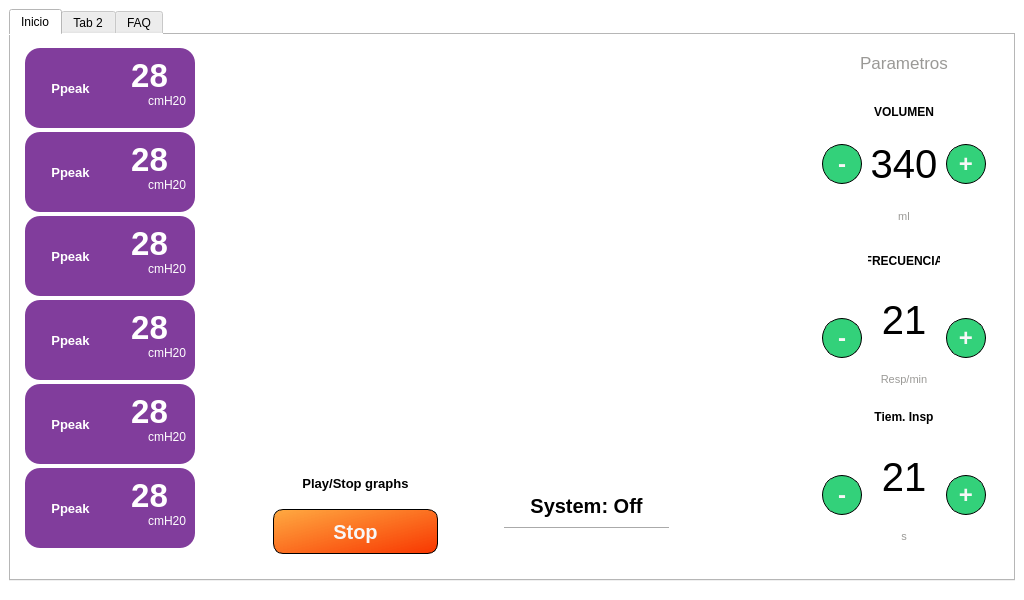
Above: _main_.ui from JulianDuque97/EPI before the change. Below: the same form after it.
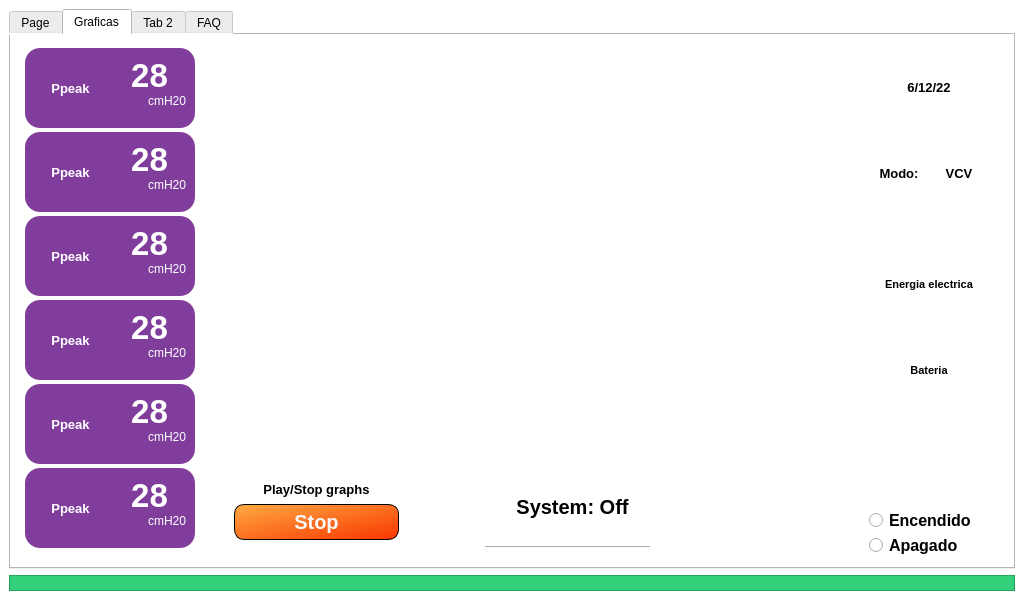
That is the form after the change. Icons and pictures are not drawn. Custom widgets are drawn as their Qt base class.

```diff
--- a/_main_.ui
+++ b/_main_.ui
@@ -31,11 +31,16 @@
     <item row="0" column="1">
      <widget class="QTabWidget" name="tabWidget">
       <property name="currentIndex">
-       <number>0</number>
+       <number>1</number>
       </property>
+      <widget class="QWidget" name="tab_2">
+       <attribute name="title">
+        <string>Page</string>
+       </attribute>
+      </widget>
       <widget class="QWidget" name="tab_3">
        <attribute name="title">
-        <string>Inicio</string>
+        <string>Graficas</string>
        </attribute>
        <layout class="QGridLayout" name="gridLayout_34">
         <item row="0" column="0">
@@ -693,7 +698,14 @@
                <number>10</number>
               </property>
               <item row="2" column="0">
-               <widget class="PlotWidget" name="graphWidget_7" native="true"/>
+               <widget class="PlotWidget" name="graphWidget_7" native="true">
+                <property name="minimumSize">
+                 <size>
+                  <width>0</width>
+                  <height>130</height>
+                 </size>
+                </property>
+               </widget>
               </item>
               <item row="4" column="0">
                <widget class="QFrame" name="frame_14">
@@ -706,7 +718,7 @@
                 <property name="maximumSize">
                  <size>
                   <width>16777215</width>
-                  <height>116</height>
+                  <height>95</height>
                  </size>
                 </property>
                 <property name="font">
@@ -756,51 +768,29 @@
                    <property name="frameShadow">
                     <enum>QFrame::Plain</enum>
                    </property>
-                   <layout class="QGridLayout" name="gridLayout_29">
-                    <property name="leftMargin">
-                     <number>0</number>
+                   <widget class="QWidget" name="">
+                    <property name="geometry">
+                     <rect>
+                      <x>60</x>
+                      <y>0</y>
+                      <width>293</width>
+                      <height>95</height>
+                     </rect>
                     </property>
-                    <property name="topMargin">
-                     <number>0</number>
-                    </property>
-                    <property name="rightMargin">
-                     <number>0</number>
-                    </property>
-                    <property name="bottomMargin">
-                     <number>0</number>
-                    </property>
-                    <property name="spacing">
-                     <number>0</number>
-                    </property>
-                    <item row="0" column="0">
-                     <layout class="QVBoxLayout" name="verticalLayout_8">
-                      <property name="spacing">
-                       <number>9</number>
-                      </property>
+                    <layout class="QHBoxLayout" name="horizontalLayout">
                       <item>
-                       <spacer name="verticalSpacer_5">
-                        <property name="orientation">
-                         <enum>Qt::Vertical</enum>
-                        </property>
-                        <property name="sizeHint" stdset="0">
-                         <size>
-                          <width>20</width>
-                          <height>40</height>
-                         </size>
-                        </property>
-                       </spacer>
-                      </item>
+                      <layout class="QVBoxLayout" name="verticalLayout">
                       <item>
                        <widget class="QLabel" name="lb_on_off_">
                         <property name="minimumSize">
                          <size>
-                          <width>0</width>
+                           <width>175</width>
                           <height>0</height>
                          </size>
                         </property>
                         <property name="maximumSize">
                          <size>
-                          <width>165</width>
+                           <width>175</width>
                           <height>30</height>
                          </size>
                         </property>
@@ -841,33 +831,20 @@
                         </property>
                        </widget>
                       </item>
-                      <item>
-                       <spacer name="verticalSpacer_6">
-                        <property name="orientation">
-                         <enum>Qt::Vertical</enum>
-                        </property>
-                        <property name="sizeHint" stdset="0">
-                         <size>
-                          <width>20</width>
-                          <height>40</height>
-                         </size>
-                        </property>
-                       </spacer>
-                      </item>
-                     </layout>
-                    </item>
-                    <item row="0" column="1">
+                      </layout>
+                     </item>
+                     <item>
                      <widget class="QLabel" name="img_on_off_3">
                       <property name="minimumSize">
                        <size>
-                        <width>120</width>
-                        <height>115</height>
+                         <width>106</width>
+                         <height>93</height>
                        </size>
                       </property>
                       <property name="maximumSize">
                        <size>
-                        <width>120</width>
-                        <height>115</height>
+                         <width>106</width>
+                         <height>104</height>
                        </size>
                       </property>
                       <property name="styleSheet">
@@ -883,6 +860,7 @@
                     </item>
                    </layout>
                   </widget>
+                  </widget>
                  </item>
                  <item row="0" column="0">
                   <widget class="QFrame" name="frame_25">
@@ -894,7 +872,7 @@
                    </property>
                    <property name="maximumSize">
                     <size>
-                     <width>16777215</width>
+                     <width>175</width>
                      <height>16777215</height>
                     </size>
                    </property>
@@ -910,6 +888,21 @@
                     <enum>QFrame::Plain</enum>
                    </property>
                    <layout class="QGridLayout" name="gridLayout_30">
+                    <property name="leftMargin">
+                     <number>0</number>
+                    </property>
+                    <property name="topMargin">
+                     <number>0</number>
+                    </property>
+                    <property name="rightMargin">
+                     <number>0</number>
+                    </property>
+                    <property name="bottomMargin">
+                     <number>18</number>
+                    </property>
+                    <property name="spacing">
+                     <number>0</number>
+                    </property>
                     <item row="0" column="0">
                      <widget class="QLabel" name="lb_on_off_6">
                       <property name="minimumSize">
@@ -952,7 +945,7 @@
                       </property>
                       <property name="minimumSize">
                        <size>
-                        <width>0</width>
+                        <width>45</width>
                         <height>0</height>
                        </size>
                       </property>
@@ -1006,10 +999,24 @@
                </widget>
               </item>
               <item row="0" column="0">
-               <widget class="PlotWidget" name="graphWidget_8" native="true"/>
+               <widget class="PlotWidget" name="graphWidget_8" native="true">
+                <property name="minimumSize">
+                 <size>
+                  <width>0</width>
+                  <height>130</height>
+                 </size>
+                </property>
+               </widget>
               </item>
               <item row="1" column="0">
-               <widget class="PlotWidget" name="graphWidget_9" native="true"/>
+               <widget class="PlotWidget" name="graphWidget_9" native="true">
+                <property name="minimumSize">
+                 <size>
+                  <width>0</width>
+                  <height>130</height>
+                 </size>
+                </property>
+               </widget>
               </item>
              </layout>
             </widget>
@@ -1024,7 +1031,7 @@
              </property>
              <property name="maximumSize">
               <size>
-               <width>200</width>
+               <width>150</width>
                <height>16777215</height>
               </size>
              </property>
@@ -1040,83 +1047,42 @@
              <property name="lineWidth">
               <number>0</number>
              </property>
-             <layout class="QGridLayout" name="gridLayout_22">
-              <item row="0" column="0">
-               <widget class="QLabel" name="label_63">
-                <property name="minimumSize">
-                 <size>
-                  <width>0</width>
-                  <height>20</height>
-                 </size>
-                </property>
-                <property name="maximumSize">
-                 <size>
-                  <width>16777215</width>
-                  <height>20</height>
-                 </size>
-                </property>
-                <property name="font">
-                 <font>
-                  <pointsize>13</pointsize>
-                  <weight>50</weight>
-                  <italic>false</italic>
-                  <bold>false</bold>
-                  <underline>false</underline>
-                  <strikeout>false</strikeout>
-                  <stylestrategy>PreferDefault</stylestrategy>
-                  <kerning>true</kerning>
-                 </font>
-                </property>
-                <property name="styleSheet">
-                 <string notr="true">color: rgb(154, 153, 150);</string>
-                </property>
-                <property name="text">
-                 <string>Parametros</string>
-                </property>
-                <property name="alignment">
-                 <set>Qt::AlignCenter</set>
-                </property>
-               </widget>
-              </item>
-              <item row="1" column="0">
-               <widget class="QFrame" name="frame_4">
+             <layout class="QGridLayout" name="gridLayout_3">
+              <property name="leftMargin">
+               <number>0</number>
+              </property>
+              <property name="topMargin">
+               <number>0</number>
+              </property>
+              <property name="rightMargin">
+               <number>0</number>
+              </property>
+              <property name="bottomMargin">
+               <number>0</number>
+              </property>
+              <property name="spacing">
+               <number>0</number>
+              </property>
+              <item row="0" column="0">
+               <widget class="QLabel" name="label_116">
                 <property name="minimumSize">
                  <size>
-                  <width>0</width>
-                  <height>0</height>
+                  <width>110</width>
+                  <height>23</height>
                  </size>
                 </property>
-                <property name="maximumSize">
-                 <size>
-                  <width>16777215</width>
-                  <height>16777215</height>
-                 </size>
-                </property>
-                <property name="frameShape">
-                 <enum>QFrame::NoFrame</enum>
-                </property>
-                <property name="frameShadow">
-                 <enum>QFrame::Raised</enum>
-                </property>
-                <layout class="QGridLayout" name="gridLayout_23">
-                 <item row="0" column="0">
-                  <layout class="QGridLayout" name="gridLayout_24">
-                   <item row="0" column="1">
-                    <widget class="QLabel" name="label_64">
-                     <property name="maximumSize">
-                      <size>
-                       <width>100</width>
-                       <height>16777215</height>
-                      </size>
-                     </property>
                      <property name="font">
                       <font>
+                  <pointsize>10</pointsize>
                        <weight>75</weight>
                        <bold>true</bold>
                       </font>
                      </property>
+                <property name="layoutDirection">
+                 <enum>Qt::LeftToRight</enum>
+                </property>
                      <property name="text">
-                      <string>VOLUMEN</string>
+                 <string>6/12/22</string>
                      </property>
                      <property name="alignment">
                       <set>Qt::AlignCenter</set>
@@ -1124,144 +1090,54 @@
                     </widget>
                    </item>
                    <item row="1" column="0">
-                    <widget class="QPushButton" name="minus_7">
+               <layout class="QHBoxLayout" name="horizontalLayout_2">
+                <item>
+                 <widget class="QLabel" name="label_117">
                      <property name="minimumSize">
                       <size>
-                       <width>40</width>
-                       <height>40</height>
-                      </size>
-                     </property>
-                     <property name="maximumSize">
-                      <size>
-                       <width>40</width>
-                       <height>40</height>
-                      </size>
-                     </property>
+                    <width>58</width>
+                    <height>25</height>
+                   </size>
+                  </property>
                      <property name="font">
                       <font>
-                       <pointsize>18</pointsize>
+                    <pointsize>10</pointsize>
                        <weight>75</weight>
                        <bold>true</bold>
                       </font>
                      </property>
-                     <property name="styleSheet">
-                      <string notr="true">QPushButton{
-	color: rgb(247, 247, 247);
-	
-	
-	background-color: rgb(51, 209, 122);
-border-radius: 20%;
-    border: 1px solid #000;
-}
-
-QPushButton:hover {background-color: rgb(230, 97, 0);}
-
-QPushButton:hover:!pressed
-{
-  border: 1.5px solid black;
-}</string>
+                  <property name="layoutDirection">
+                   <enum>Qt::LeftToRight</enum>
                      </property>
                      <property name="text">
-                      <string>-</string>
-                     </property>
-                     <property name="checkable">
-                      <bool>true</bool>
-                     </property>
-                    </widget>
-                   </item>
-                   <item row="1" column="1">
-                    <widget class="QLabel" name="label_65">
-                     <property name="maximumSize">
-                      <size>
-                       <width>100</width>
-                       <height>16777215</height>
-                      </size>
-                     </property>
-                     <property name="font">
-                      <font>
-                       <pointsize>30</pointsize>
-                      </font>
-                     </property>
-                     <property name="text">
-                      <string>340</string>
-                     </property>
+                   <string>Modo:</string>
+                  </property>
                      <property name="alignment">
                       <set>Qt::AlignCenter</set>
                      </property>
                     </widget>
                    </item>
-                   <item row="1" column="2">
-                    <widget class="QPushButton" name="plus_7">
+                <item>
+                 <widget class="QLabel" name="label_115">
                      <property name="minimumSize">
                       <size>
-                       <width>40</width>
-                       <height>40</height>
-                      </size>
-                     </property>
-                     <property name="maximumSize">
-                      <size>
-                       <width>40</width>
-                       <height>40</height>
-                      </size>
-                     </property>
+                    <width>50</width>
+                    <height>25</height>
+                   </size>
+                  </property>
                      <property name="font">
                       <font>
-                       <pointsize>18</pointsize>
+                    <pointsize>10</pointsize>
                        <weight>75</weight>
                        <bold>true</bold>
                       </font>
                      </property>
-                     <property name="styleSheet">
-                      <string notr="true">QPushButton{
-	color: rgb(247, 247, 247);
-	
-	
-	background-color: rgb(51, 209, 122);
-border-radius: 20%;
-    border: 1px solid #000;
-}
-
-QPushButton:hover {background-color: rgb(230, 97, 0);}
-
-QPushButton:hover:!pressed
-{
-  border: 1.5px solid black;
-}</string>
+                  <property name="layoutDirection">
+                   <enum>Qt::LeftToRight</enum>
                      </property>
                      <property name="text">
-                      <string>+</string>
-                     </property>
-                     <property name="checkable">
-                      <bool>true</bool>
-                     </property>
-                    </widget>
-                   </item>
-                   <item row="2" column="1">
-                    <widget class="QLabel" name="label_66">
-                     <property name="maximumSize">
-                      <size>
-                       <width>100</width>
-                       <height>16777215</height>
-                      </size>
-                     </property>
-                     <property name="font">
-                      <font>
-                       <pointsize>8</pointsize>
-                       <weight>50</weight>
-                       <italic>false</italic>
-                       <bold>false</bold>
-                       <underline>false</underline>
-                       <strikeout>false</strikeout>
-                       <stylestrategy>PreferDefault</stylestrategy>
-                       <kerning>true</kerning>
-                      </font>
-                     </property>
-                     <property name="styleSheet">
-                      <string notr="true">color: rgb(154, 153, 150);</string>
-                     </property>
-                     <property name="text">
-                      <string>ml</string>
-                     </property>
+                   <string>VCV</string>
+                  </property>
                      <property name="alignment">
                       <set>Qt::AlignCenter</set>
                      </property>
@@ -1269,348 +1145,189 @@
                    </item>
                   </layout>
                  </item>
-                 <item row="1" column="0">
-                  <layout class="QGridLayout" name="gridLayout_25">
-                   <item row="0" column="1">
-                    <widget class="QLabel" name="label_67">
-                     <property name="maximumSize">
+              <item row="2" column="0">
+               <layout class="QVBoxLayout" name="verticalLayout_2">
+                <property name="spacing">
+                 <number>0</number>
+                </property>
+                <item>
+                 <widget class="QLabel" name="label_118">
+                  <property name="minimumSize">
                       <size>
-                       <width>100</width>
-                       <height>16777215</height>
+                    <width>120</width>
+                    <height>50</height>
                       </size>
                      </property>
                      <property name="font">
                       <font>
+                    <pointsize>10</pointsize>
                        <weight>75</weight>
                        <bold>true</bold>
                       </font>
                      </property>
-                     <property name="text">
-                      <string>FRECUENCIA</string>
-                     </property>
-                     <property name="alignment">
-                      <set>Qt::AlignCenter</set>
-                     </property>
-                    </widget>
-                   </item>
-                   <item row="1" column="1" rowspan="2">
-                    <widget class="QLabel" name="label_68">
-                     <property name="maximumSize">
-                      <size>
-                       <width>100</width>
-                       <height>16777215</height>
-                      </size>
-                     </property>
-                     <property name="font">
-                      <font>
-                       <pointsize>30</pointsize>
-                      </font>
-                     </property>
+                  <property name="layoutDirection">
+                   <enum>Qt::LeftToRight</enum>
+                  </property>
+                  <property name="styleSheet">
+                   <string notr="true">image: url(:/logos/Images/electric.jpg);</string>
+                  </property>
                      <property name="text">
-                      <string>21</string>
+                   <string/>
                      </property>
                      <property name="alignment">
                       <set>Qt::AlignCenter</set>
                      </property>
                     </widget>
                    </item>
-                   <item row="2" column="0">
-                    <widget class="QPushButton" name="minus_8">
+                <item>
+                 <widget class="QLabel" name="label_120">
                      <property name="minimumSize">
                       <size>
-                       <width>40</width>
-                       <height>40</height>
-                      </size>
-                     </property>
-                     <property name="maximumSize">
-                      <size>
-                       <width>40</width>
-                       <height>40</height>
-                      </size>
-                     </property>
+                    <width>110</width>
+                    <height>23</height>
+                   </size>
+                  </property>
                      <property name="font">
                       <font>
-                       <pointsize>18</pointsize>
+                    <pointsize>8</pointsize>
                        <weight>75</weight>
                        <bold>true</bold>
                       </font>
                      </property>
-                     <property name="styleSheet">
-                      <string notr="true">QPushButton{
-	color: rgb(247, 247, 247);
-	
-	
-	background-color: rgb(51, 209, 122);
-border-radius: 20%;
-    border: 1px solid #000;
-}
-
-QPushButton:hover {background-color: rgb(230, 97, 0);}
-
-QPushButton:hover:!pressed
-{
-  border: 1.5px solid black;
-}</string>
+                  <property name="layoutDirection">
+                   <enum>Qt::LeftToRight</enum>
                      </property>
                      <property name="text">
-                      <string>-</string>
-                     </property>
-                     <property name="checkable">
+                   <string>Energia electrica</string>
+                  </property>
+                  <property name="alignment">
+                   <set>Qt::AlignCenter</set>
+                  </property>
+                  <property name="wordWrap">
                       <bool>true</bool>
                      </property>
                     </widget>
                    </item>
-                   <item row="2" column="2">
-                    <widget class="QPushButton" name="plus_8">
+               </layout>
+              </item>
+              <item row="3" column="0">
+               <layout class="QVBoxLayout" name="verticalLayout_3">
+                <item>
+                 <widget class="QLabel" name="label_119">
                      <property name="minimumSize">
                       <size>
-                       <width>40</width>
-                       <height>40</height>
-                      </size>
-                     </property>
-                     <property name="maximumSize">
-                      <size>
-                       <width>40</width>
-                       <height>40</height>
-                      </size>
-                     </property>
+                    <width>110</width>
+                    <height>50</height>
+                   </size>
+                  </property>
                      <property name="font">
                       <font>
-                       <pointsize>18</pointsize>
+                    <pointsize>10</pointsize>
                        <weight>75</weight>
                        <bold>true</bold>
                       </font>
                      </property>
-                     <property name="styleSheet">
-                      <string notr="true">QPushButton{
-	color: rgb(247, 247, 247);
-	
-	
-	background-color: rgb(51, 209, 122);
-border-radius: 20%;
-    border: 1px solid #000;
-}
-
-QPushButton:hover {background-color: rgb(230, 97, 0);}
-
-QPushButton:hover:!pressed
-{
-  border: 1.5px solid black;
-}</string>
-                     </property>
-                     <property name="text">
-                      <string>+</string>
-                     </property>
-                     <property name="checkable">
-                      <bool>true</bool>
-                     </property>
-                    </widget>
-                   </item>
-                   <item row="3" column="1">
-                    <widget class="QLabel" name="label_69">
-                     <property name="maximumSize">
-                      <size>
-                       <width>100</width>
-                       <height>16777215</height>
-                      </size>
-                     </property>
-                     <property name="font">
-                      <font>
-                       <pointsize>8</pointsize>
-                       <weight>50</weight>
-                       <italic>false</italic>
-                       <bold>false</bold>
-                       <underline>false</underline>
-                       <strikeout>false</strikeout>
-                       <stylestrategy>PreferDefault</stylestrategy>
-                       <kerning>true</kerning>
-                      </font>
-                     </property>
+                  <property name="layoutDirection">
+                   <enum>Qt::LeftToRight</enum>
+                  </property>
                      <property name="styleSheet">
-                      <string notr="true">color: rgb(154, 153, 150);</string>
+                   <string notr="true">image: url(:/logos/Images/full-battery.jpg);</string>
                      </property>
                      <property name="text">
-                      <string>Resp/min</string>
+                   <string/>
                      </property>
                      <property name="alignment">
                       <set>Qt::AlignCenter</set>
                      </property>
                     </widget>
                    </item>
-                  </layout>
-                 </item>
-                 <item row="2" column="0">
-                  <layout class="QGridLayout" name="gridLayout_26">
-                   <item row="0" column="1">
-                    <widget class="QLabel" name="label_70">
-                     <property name="maximumSize">
+                <item>
+                 <widget class="QLabel" name="label_121">
+                  <property name="minimumSize">
                       <size>
-                       <width>100</width>
-                       <height>16777215</height>
+                    <width>110</width>
+                    <height>23</height>
                       </size>
                      </property>
                      <property name="font">
                       <font>
+                    <pointsize>8</pointsize>
                        <weight>75</weight>
                        <bold>true</bold>
                       </font>
                      </property>
-                     <property name="text">
-                      <string>Tiem. Insp</string>
-                     </property>
-                     <property name="alignment">
-                      <set>Qt::AlignCenter</set>
-                     </property>
-                    </widget>
-                   </item>
-                   <item row="1" column="1" rowspan="2">
-                    <widget class="QLabel" name="label_71">
-                     <property name="maximumSize">
-                      <size>
-                       <width>100</width>
-                       <height>16777215</height>
-                      </size>
-                     </property>
-                     <property name="font">
-                      <font>
-                       <pointsize>30</pointsize>
-                      </font>
-                     </property>
+                  <property name="layoutDirection">
+                   <enum>Qt::LeftToRight</enum>
+                  </property>
                      <property name="text">
-                      <string>21</string>
+                   <string>Bateria</string>
                      </property>
                      <property name="alignment">
                       <set>Qt::AlignCenter</set>
                      </property>
-                    </widget>
-                   </item>
-                   <item row="2" column="0">
-                    <widget class="QPushButton" name="minus_9">
+                  <property name="wordWrap">
+                   <bool>true</bool>
+                  </property>
+                 </widget>
+                </item>
+               </layout>
+              </item>
+              <item row="4" column="0">
+               <widget class="QLabel" name="img_on_off_4">
                      <property name="minimumSize">
                       <size>
-                       <width>40</width>
-                       <height>40</height>
+                  <width>106</width>
+                  <height>120</height>
                       </size>
                      </property>
                      <property name="maximumSize">
                       <size>
-                       <width>40</width>
-                       <height>40</height>
-                      </size>
-                     </property>
-                     <property name="font">
-                      <font>
-                       <pointsize>18</pointsize>
-                       <weight>75</weight>
-                       <bold>true</bold>
-                      </font>
-                     </property>
+                  <width>106</width>
+                  <height>104</height>
+                 </size>
+                </property>
                      <property name="styleSheet">
-                      <string notr="true">QPushButton{
-	color: rgb(247, 247, 247);
-	
-	
-	background-color: rgb(51, 209, 122);
-border-radius: 20%;
-    border: 1px solid #000;
-}
-
-QPushButton:hover {background-color: rgb(230, 97, 0);}
-
-QPushButton:hover:!pressed
-{
-  border: 1.5px solid black;
-}</string>
+                 <string notr="true">image: url(:/logos/Images/ventilation.jpg);</string>
                      </property>
                      <property name="text">
-                      <string>-</string>
-                     </property>
-                     <property name="checkable">
+                 <string/>
+                </property>
+                <property name="scaledContents">
                       <bool>true</bool>
                      </property>
                     </widget>
                    </item>
-                   <item row="2" column="2">
-                    <widget class="QPushButton" name="plus_9">
-                     <property name="minimumSize">
-                      <size>
-                       <width>40</width>
-                       <height>40</height>
-                      </size>
-                     </property>
-                     <property name="maximumSize">
-                      <size>
-                       <width>40</width>
-                       <height>40</height>
-                      </size>
-                     </property>
+              <item row="5" column="0">
+               <layout class="QVBoxLayout" name="verticalLayout_4">
+                <item>
+                 <widget class="QRadioButton" name="radioButton">
                      <property name="font">
                       <font>
-                       <pointsize>18</pointsize>
+                    <pointsize>12</pointsize>
                        <weight>75</weight>
                        <bold>true</bold>
                       </font>
                      </property>
-                     <property name="styleSheet">
-                      <string notr="true">QPushButton{
-	color: rgb(247, 247, 247);
-	
-	
-	background-color: rgb(51, 209, 122);
-border-radius: 20%;
-    border: 1px solid #000;
-}
-
-QPushButton:hover {background-color: rgb(230, 97, 0);}
-
-QPushButton:hover:!pressed
-{
-  border: 1.5px solid black;
-}</string>
-                     </property>
                      <property name="text">
-                      <string>+</string>
-                     </property>
-                     <property name="checkable">
-                      <bool>true</bool>
-                     </property>
-                    </widget>
-                   </item>
-                   <item row="3" column="1">
-                    <widget class="QLabel" name="label_72">
-                     <property name="maximumSize">
-                      <size>
-                       <width>100</width>
-                       <height>16777215</height>
-                      </size>
-                     </property>
+                   <string>Encendido</string>
+                  </property>
+                 </widget>
+                </item>
+                <item>
+                 <widget class="QRadioButton" name="radioButton_2">
                      <property name="font">
                       <font>
-                       <pointsize>8</pointsize>
-                       <weight>50</weight>
-                       <italic>false</italic>
-                       <bold>false</bold>
-                       <underline>false</underline>
-                       <strikeout>false</strikeout>
-                       <stylestrategy>PreferDefault</stylestrategy>
-                       <kerning>true</kerning>
-                      </font>
-                     </property>
-                     <property name="styleSheet">
-                      <string notr="true">color: rgb(154, 153, 150);</string>
-                     </property>
+                    <pointsize>12</pointsize>
+                    <weight>75</weight>
+                    <bold>true</bold>
+                   </font>
+                  </property>
                      <property name="text">
-                      <string>s</string>
-                     </property>
-                     <property name="alignment">
-                      <set>Qt::AlignCenter</set>
-                     </property>
+                   <string>Apagado</string>
+                  </property>
                     </widget>
                    </item>
                   </layout>
-                 </item>
-                </layout>
-               </widget>
               </item>
              </layout>
             </widget>
@@ -1633,20 +1350,23 @@
      </widget>
     </item>
     <item row="1" column="1">
-     <spacer name="verticalSpacer">
-      <property name="orientation">
-       <enum>Qt::Vertical</enum>
-      </property>
-      <property name="sizeType">
-       <enum>QSizePolicy::Fixed</enum>
-      </property>
-      <property name="sizeHint" stdset="0">
+     <widget class="QFrame" name="frame_2">
+      <property name="minimumSize">
        <size>
-        <width>20</width>
-        <height>10</height>
+        <width>0</width>
+        <height>16</height>
        </size>
       </property>
-     </spacer>
+      <property name="styleSheet">
+       <string notr="true">background-color: rgb(51, 209, 122);</string>
+      </property>
+      <property name="frameShape">
+       <enum>QFrame::StyledPanel</enum>
+      </property>
+      <property name="frameShadow">
+       <enum>QFrame::Raised</enum>
+      </property>
+     </widget>
     </item>
    </layout>
   </widget>
```
Lines whose indentation alone changed are shown as unchanged.
